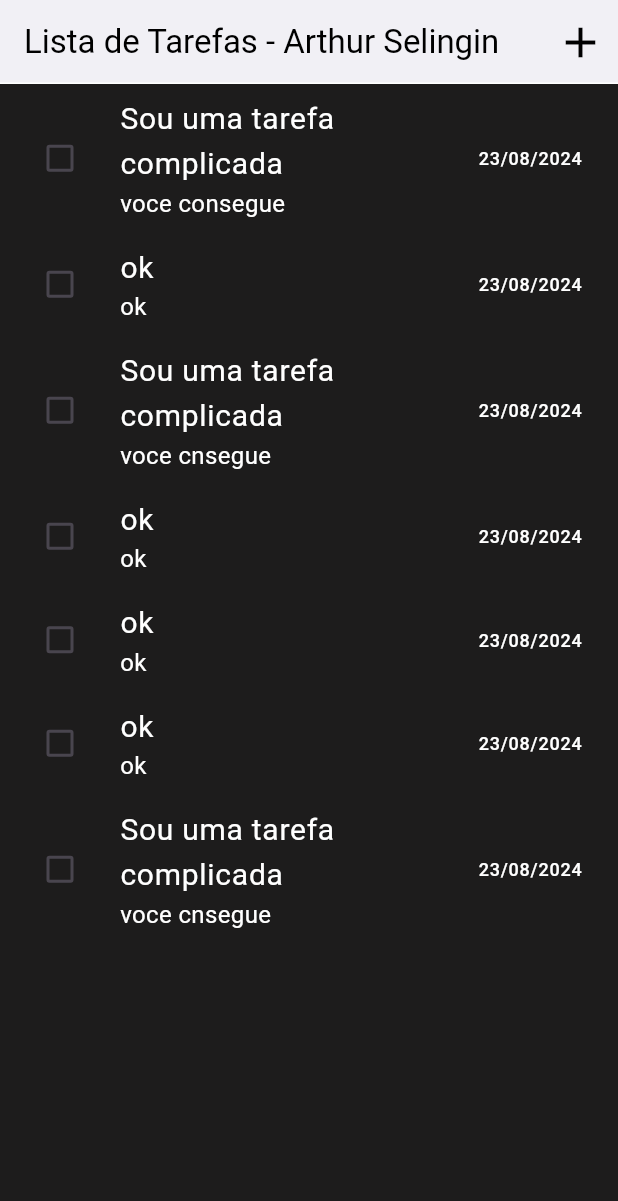
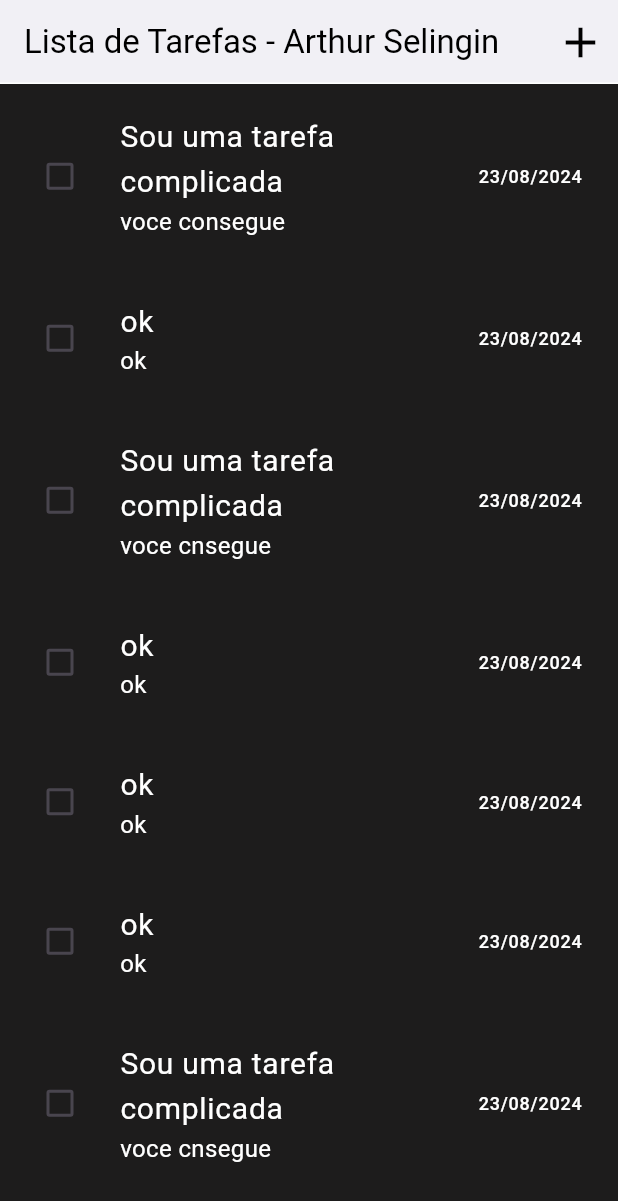
Before and after one commit to selingindev/todolist_provider, a Flutter app: the screen it shows after launch, on a phone screen of 412 x 824 dp. Shown: the top 1201 px of the screen. Run offline on Flutter 3.47's test engine with Material 3 defaults, Android fonts, the light colour scheme and no system bars.

Commit message:
arrumando bug android

```diff
--- a/lib/features/todos/widgets/list_tile_todo_widget.dart
+++ b/lib/features/todos/widgets/list_tile_todo_widget.dart
@@ -11,6 +11,14 @@ final List<TodosModel> todos = [
   TodosModel(title: 'ok', description: 'ok'),
   TodosModel(title: 'ok', description: 'ok'),
   TodosModel(title: 'ok', description: 'ok'),
+  TodosModel(title: 'Sou uma tarefa complicada', description: 'voce cnsegue'),
+    TodosModel(title: 'ok', description: 'ok'),
+  TodosModel(title: 'Sou uma tarefa complicada', description: 'voce cnsegue'),
+    TodosModel(title: 'ok', description: 'ok'),
+  TodosModel(title: 'Sou uma tarefa complicada', description: 'voce cnsegue'),
+    TodosModel(title: 'ok', description: 'ok'),
+  TodosModel(title: 'Sou uma tarefa complicada', description: 'voce cnsegue'),
+    TodosModel(title: 'ok', description: 'ok'),
   TodosModel(title: 'Sou uma tarefa complicada', description: 'voce cnsegue'),
 ];
 
@@ -29,9 +37,8 @@ class ListTileTodoWidget extends StatelessWidget {
           subtitle: TextWidget(cfontSize: 16, todo.description ?? ''),
           trailing: TodoDateTimeWidget(todo),
           textColor: Colors.white,
-          onLongPress: () => {
-            print("artu")
-          },
+          onLongPress: () => print("tapcheck"),
+          minVerticalPadding: 20,
         );
       },
     );
--- a/lib/features/todos/widgets/todo_checkbox_widget.dart
+++ b/lib/features/todos/widgets/todo_checkbox_widget.dart
@@ -7,6 +7,6 @@ class TodoCheckboxWidget extends StatelessWidget {
 
   @override
   Widget build(BuildContext context) {
-    return Checkbox(value: false, onChanged: (bool? isDone)=> Checkbox.adaptive);
+    return Checkbox(value: false, onChanged: (bool? isDone)=> print('art'));
   }
 }
```
Also changed, not shown: 1 other file.
